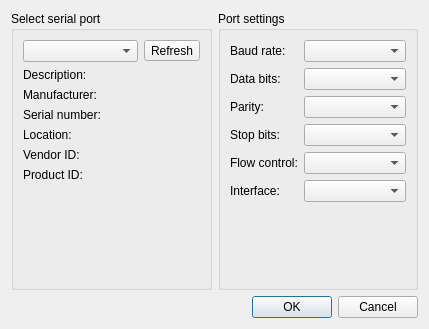
First picture: the form in libs/SerialPort_Widgets/src/Mdt/SerialPort/SettingsDialog.ui, repository scandyna/MdtTerminal, before the edit.
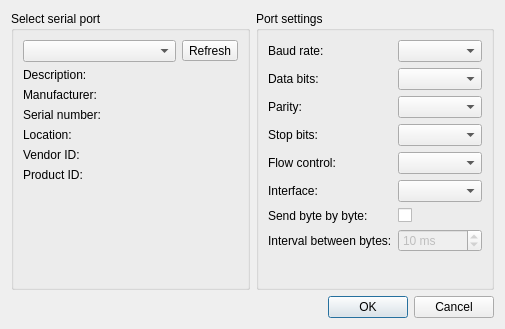
Second picture: the form after the edit. Icons and pictures are not drawn.

Commit message: SerialPort: implement SendByteByByteSettings

The edit to the form file:
```diff
--- a/libs/SerialPort_Widgets/src/Mdt/SerialPort/SettingsDialog.ui
+++ b/libs/SerialPort_Widgets/src/Mdt/SerialPort/SettingsDialog.ui
@@ -6,7 +6,7 @@
    <rect>
     <x>0</x>
     <y>0</y>
-    <width>429</width>
+    <width>505</width>
     <height>329</height>
    </rect>
   </property>
@@ -36,7 +36,8 @@
              <string>Refresh</string>
             </property>
             <property name="icon">
-             <iconset theme="view-refresh"/>
+             <iconset theme="view-refresh">
+              <normaloff>.</normaloff>.</iconset>
             </property>
            </widget>
           </item>
@@ -189,9 +190,6 @@
         <item row="4" column="1">
          <widget class="QComboBox" name="flowControlBox"/>
         </item>
-        <item row="5" column="1">
-         <widget class="QComboBox" name="interfaceBox"/>
-        </item>
         <item row="5" column="0">
          <widget class="QLabel" name="interfaceLabel">
           <property name="text">
@@ -199,6 +197,49 @@
           </property>
          </widget>
         </item>
+        <item row="5" column="1">
+         <widget class="QComboBox" name="interfaceBox"/>
+        </item>
+        <item row="7" column="1">
+         <widget class="QSpinBox" name="sendByteIntervalBox">
+          <property name="enabled">
+           <bool>false</bool>
+          </property>
+          <property name="suffix">
+           <string> ms</string>
+          </property>
+          <property name="minimum">
+           <number>1</number>
+          </property>
+          <property name="maximum">
+           <number>500</number>
+          </property>
+          <property name="value">
+           <number>10</number>
+          </property>
+         </widget>
+        </item>
+        <item row="6" column="1">
+         <widget class="QCheckBox" name="sendByteByByteBox">
+          <property name="text">
+           <string/>
+          </property>
+         </widget>
+        </item>
+        <item row="6" column="0">
+         <widget class="QLabel" name="sendByteByByteLabel">
+          <property name="text">
+           <string>Send byte by byte:</string>
+          </property>
+         </widget>
+        </item>
+        <item row="7" column="0">
+         <widget class="QLabel" name="sendByteIntervalLabel">
+          <property name="text">
+           <string>Interval between bytes:</string>
+          </property>
+         </widget>
+        </item>
        </layout>
       </widget>
      </item>
```
Left out of the diff: 16 changed lines with no effect on the pictures. The commit also changes 17 other files.
